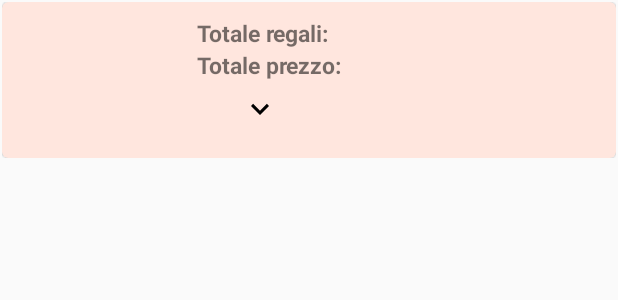
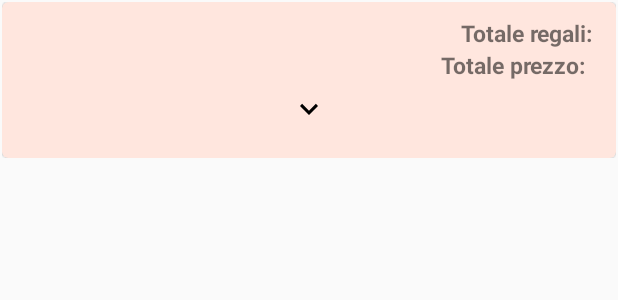
Before and after one commit to Tato98/Applicazione_Lista_Regali, an Android app: the layout contacts_gift_view.xml on its own in the app's theme, with its tools: preview values and no code run, on a phone screen of 412 x 824 dp. Shown: the top 300 px of the screen. Run offline under Robolectric (Android 15) with nearby library versions, the phone set to English and light mode, and no system bars.

Commit message:
modifiche3 18/06/2020

```diff
--- a/app/src/main/res/drawable/ic_attach_money.xml
+++ /dev/null
@@ -1,5 +0,0 @@
-<vector android:height="24dp" android:tint="#FFFFFF"
-    android:viewportHeight="24.0" android:viewportWidth="24.0"
-    android:width="24dp" xmlns:android="http://schemas.android.com/apk/res/android">
-    <path android:fillColor="#FF000000" android:pathData="M11.8,10.9c-2.27,-0.59 -3,-1.2 -3,-2.15 0,-1.09 1.01,-1.85 2.7,-1.85 1.78,0 2.44,0.85 2.5,2.1h2.21c-0.07,-1.72 -1.12,-3.3 -3.21,-3.81V3h-3v2.16c-1.94,0.42 -3.5,1.68 -3.5,3.61 0,2.31 1.91,3.46 4.7,4.13 2.5,0.6 3,1.48 3,2.41 0,0.69 -0.49,1.79 -2.7,1.79 -2.06,0 -2.87,-0.92 -2.98,-2.1h-2.2c0.12,2.19 1.76,3.42 3.68,3.83V21h3v-2.15c1.95,-0.37 3.5,-1.5 3.5,-3.55 0,-2.84 -2.43,-3.81 -4.7,-4.4z"/>
-</vector>
--- a/app/src/main/res/drawable/ic_list.xml
+++ /dev/null
@@ -1,5 +0,0 @@
-<vector android:height="24dp" android:tint="#FFFFFF"
-    android:viewportHeight="24.0" android:viewportWidth="24.0"
-    android:width="24dp" xmlns:android="http://schemas.android.com/apk/res/android">
-    <path android:fillColor="#FF000000" android:pathData="M3,13h2v-2L3,11v2zM3,17h2v-2L3,15v2zM3,9h2L5,7L3,7v2zM7,13h14v-2L7,11v2zM7,17h14v-2L7,15v2zM7,7v2h14L21,7L7,7z"/>
-</vector>
--- a/app/src/main/res/drawable/ic_search.xml
+++ /dev/null
@@ -1,5 +0,0 @@
-<vector android:height="24dp" android:tint="#FFFFFF"
-    android:viewportHeight="24.0" android:viewportWidth="24.0"
-    android:width="24dp" xmlns:android="http://schemas.android.com/apk/res/android">
-    <path android:fillColor="#FF000000" android:pathData="M15.5,14h-0.79l-0.28,-0.27C15.41,12.59 16,11.11 16,9.5 16,5.91 13.09,3 9.5,3S3,5.91 3,9.5 5.91,16 9.5,16c1.61,0 3.09,-0.59 4.23,-1.57l0.27,0.28v0.79l5,4.99L20.49,19l-4.99,-5zM9.5,14C7.01,14 5,11.99 5,9.5S7.01,5 9.5,5 14,7.01 14,9.5 11.99,14 9.5,14z"/>
-</vector>
--- a/app/src/main/res/drawable/percentage_used.xml
+++ /dev/null
@@ -1,6 +0,0 @@
-<?xml version="1.0" encoding="utf-8"?>
-<shape xmlns:android="http://schemas.android.com/apk/res/android"
-    android:shape="rectangle">
-    <solid android:color="@android:color/darker_gray"></solid>
-    <corners android:radius="20dp"></corners>
-</shape>
--- a/app/src/main/res/layout/activity_main.xml
+++ b/app/src/main/res/layout/activity_main.xml
@@ -8,12 +8,14 @@
     android:padding="15dp"
     tools:context=".MainActivity">
 
+    <!--lista di 'lista regali'-->
     <androidx.recyclerview.widget.RecyclerView
         android:layout_width="match_parent"
         android:layout_height="match_parent"
         android:id="@+id/list">
     </androidx.recyclerview.widget.RecyclerView>
 
+    <!--bottone per la creazione di una nuova lista regali-->
     <Button
         android:layout_width="60dp"
         android:layout_height="60dp"
--- a/app/src/main/res/layout/change_budget_dialog.xml
+++ b/app/src/main/res/layout/change_budget_dialog.xml
@@ -6,6 +6,7 @@
     android:layout_height="match_parent"
     android:padding="10dp">
 
+    <!--Testo modifica budget-->
     <TextView
         android:id="@+id/text"
         android:layout_width="match_parent"
@@ -15,6 +16,7 @@
         android:textStyle="bold">
     </TextView>
 
+    <!--budget-->
     <com.google.android.material.textfield.TextInputLayout
         android:id="@+id/budeget_container"
         android:layout_width="match_parent"
@@ -31,6 +33,7 @@
             android:id="@+id/edit_budget"/>
     </com.google.android.material.textfield.TextInputLayout>
 
+    <!--bottone cancella-->
     <Button
         android:id="@+id/canc_btn"
         android:layout_width="wrap_content"
@@ -42,6 +45,7 @@
         android:layout_marginTop="10dp">
     </Button>
 
+    <!--bottone ok-->
     <Button
         android:layout_width="wrap_content"
         android:layout_height="wrap_content"
--- a/app/src/main/res/layout/contacts_gift_view.xml
+++ b/app/src/main/res/layout/contacts_gift_view.xml
@@ -43,6 +43,7 @@
                 <ImageView
                     android:layout_width="wrap_content"
                     android:layout_height="wrap_content"
+                    android:layout_centerHorizontal="true"
                     android:layout_marginStart="150dp"
                     android:layout_marginTop="50dp"
                     android:src="@drawable/ic_keyboard_arrow_down_black_24dp">
@@ -53,10 +54,10 @@
                     android:layout_width="wrap_content"
                     android:layout_height="wrap_content"
                     android:layout_marginStart="120dp"
+                    android:layout_toStartOf="@id/tot_gifts_value"
                     android:textStyle="bold"
                     android:textSize="15sp"
-                    android:text="@string/totale_regali"
-                    >
+                    android:text="@string/totale_regali">
                 </TextView>
 
                 <TextView
@@ -65,6 +66,7 @@
                     android:layout_height="wrap_content"
                     android:layout_marginStart="120dp"
                     android:layout_below="@id/tot_gifts"
+                    android:layout_toStartOf="@id/tot_prices_value"
                     android:textStyle="bold"
                     android:textSize="15sp"
                     android:text="@string/totale_prezzo">
@@ -74,7 +76,7 @@
                     android:id="@+id/tot_gifts_value"
                     android:layout_width="wrap_content"
                     android:layout_height="wrap_content"
-                    android:layout_toRightOf="@id/tot_gifts">
+                    android:layout_alignParentEnd="true">
                 </TextView>
 
                 <TextView
@@ -82,7 +84,7 @@
                     android:layout_width="wrap_content"
                     android:layout_height="wrap_content"
                     android:layout_below="@id/tot_gifts_value"
-                    android:layout_toRightOf="@id/tot_prices">
+                    android:layout_alignParentEnd="true">
                 </TextView>
 
             </RelativeLayout>
```
Also changed, not shown: app/src/main/res/drawable/background_bottom_sheet.xml (deleted, +0 -10 lines), app/src/main/res/drawable/percentage_tot.xml (deleted, +0 -10 lines), app/src/main/res/layout/activity_list_creation.xml (+7 -0 lines).
